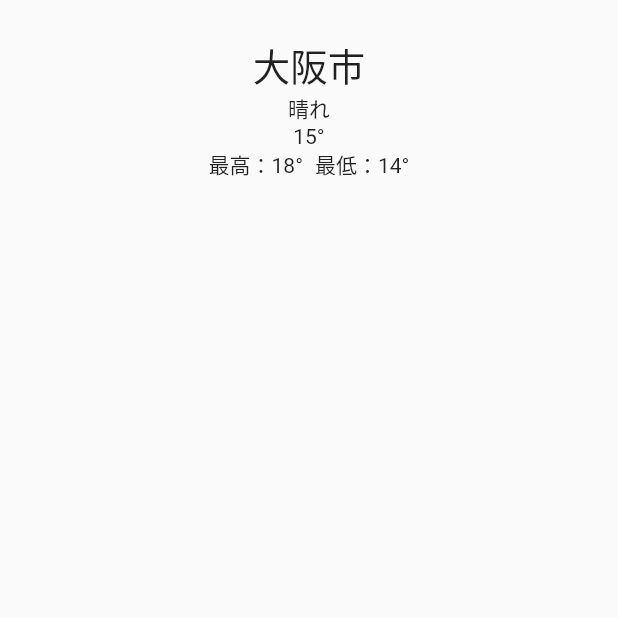
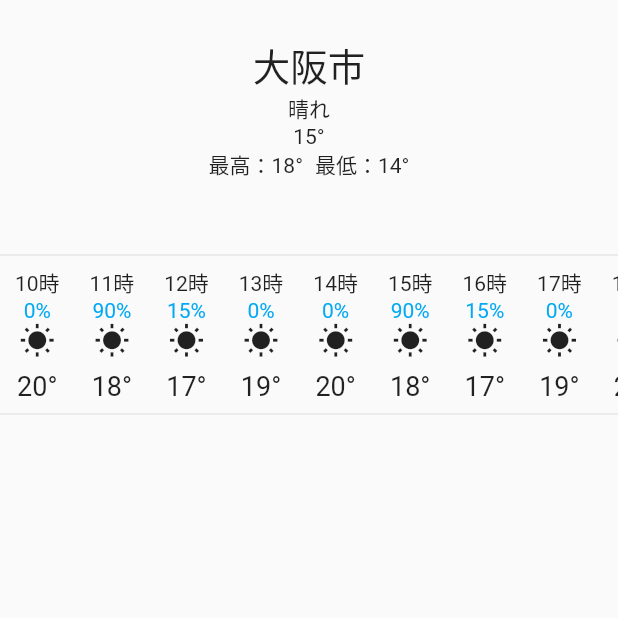
Before and after one commit to yu-s1127/flutter_weather_app, a Flutter app: the screen it shows after launch, on a phone screen of 412 x 824 dp, the top half of it. Run offline on Flutter 3.47's test engine with Material 2 defaults, Android fonts, the phone set to English and light mode, and no system bars.

Commit message:
１時間毎の天気情報を表示するUIのモックを作成

```diff
--- a/lib/main.dart
+++ b/lib/main.dart
@@ -21,7 +21,6 @@ class MyApp extends StatelessWidget {
   }
 }
 
-// TODO: 1時間ごとの天気を表示
 // TODO: 日毎の天気を表示
 // TODO: 郵便番号検索窓のUIを作成
 
--- a/lib/top_page.dart
+++ b/lib/top_page.dart
@@ -1,5 +1,6 @@
 import 'package:flutter/material.dart';
 import 'package:flutter_weather_app/weather.dart';
+import 'package:intl/intl.dart';
 
 class TopPage extends StatefulWidget {
   const TopPage({Key? key}) : super(key: key);
@@ -15,6 +16,152 @@ class _TopPageState extends State<TopPage> {
     temperatureMaximum: 18,
     temperatureMinimum: 14,
   );
+  List<Weather> houryWeather = [
+    Weather(
+      temperature: 20,
+      description: '晴れ',
+      time: DateTime(2021, 10, 1, 10),
+      rainyPercentage: 0,
+    ),
+    Weather(
+      temperature: 18,
+      description: '雨',
+      time: DateTime(2021, 10, 1, 11),
+      rainyPercentage: 90,
+    ),
+    Weather(
+      temperature: 17,
+      description: '曇り',
+      time: DateTime(2021, 10, 1, 12),
+      rainyPercentage: 15,
+    ),
+    Weather(
+      temperature: 19,
+      description: '晴れ',
+      time: DateTime(2021, 10, 1, 13),
+      rainyPercentage: 0,
+    ),
+    Weather(
+      temperature: 20,
+      description: '晴れ',
+      time: DateTime(2021, 10, 1, 14),
+      rainyPercentage: 0,
+    ),
+    Weather(
+      temperature: 18,
+      description: '雨',
+      time: DateTime(2021, 10, 1, 15),
+      rainyPercentage: 90,
+    ),
+    Weather(
+      temperature: 17,
+      description: '曇り',
+      time: DateTime(2021, 10, 1, 16),
+      rainyPercentage: 15,
+    ),
+    Weather(
+      temperature: 19,
+      description: '晴れ',
+      time: DateTime(2021, 10, 1, 17),
+      rainyPercentage: 0,
+    ),
+    Weather(
+      temperature: 20,
+      description: '晴れ',
+      time: DateTime(2021, 10, 1, 18),
+      rainyPercentage: 0,
+    ),
+    Weather(
+      temperature: 18,
+      description: '雨',
+      time: DateTime(2021, 10, 1, 19),
+      rainyPercentage: 90,
+    ),
+    Weather(
+      temperature: 17,
+      description: '曇り',
+      time: DateTime(2021, 10, 1, 20),
+      rainyPercentage: 15,
+    ),
+    Weather(
+      temperature: 19,
+      description: '晴れ',
+      time: DateTime(2021, 10, 1, 21),
+      rainyPercentage: 0,
+    ),
+    Weather(
+      temperature: 20,
+      description: '晴れ',
+      time: DateTime(2021, 10, 1, 22),
+      rainyPercentage: 0,
+    ),
+    Weather(
+      temperature: 18,
+      description: '雨',
+      time: DateTime(2021, 10, 1, 23),
+      rainyPercentage: 90,
+    ),
+    Weather(
+      temperature: 17,
+      description: '曇り',
+      time: DateTime(2021, 10, 1, 24),
+      rainyPercentage: 15,
+    ),
+    Weather(
+      temperature: 19,
+      description: '晴れ',
+      time: DateTime(2021, 10, 1, 1),
+      rainyPercentage: 0,
+    ),
+    Weather(
+      temperature: 20,
+      description: '晴れ',
+      time: DateTime(2021, 10, 1, 2),
+      rainyPercentage: 0,
+    ),
+    Weather(
+      temperature: 18,
+      description: '雨',
+      time: DateTime(2021, 10, 1, 3),
+      rainyPercentage: 90,
+    ),
+    Weather(
+      temperature: 17,
+      description: '曇り',
+      time: DateTime(2021, 10, 1, 4),
+      rainyPercentage: 15,
+    ),
+    Weather(
+      temperature: 19,
+      description: '晴れ',
+      time: DateTime(2021, 10, 1, 5),
+      rainyPercentage: 0,
+    ),
+    Weather(
+      temperature: 20,
+      description: '晴れ',
+      time: DateTime(2021, 10, 1, 6),
+      rainyPercentage: 0,
+    ),
+    Weather(
+      temperature: 18,
+      description: '雨',
+      time: DateTime(2021, 10, 1, 7),
+      rainyPercentage: 90,
+    ),
+    Weather(
+      temperature: 17,
+      description: '曇り',
+      time: DateTime(2021, 10, 1, 8),
+      rainyPercentage: 15,
+    ),
+    Weather(
+      temperature: 19,
+      description: '晴れ',
+      time: DateTime(2021, 10, 1, 9),
+      rainyPercentage: 0,
+    ),
+  ];
 
   @override
   Widget build(BuildContext context) {
@@ -48,7 +195,48 @@ class _TopPageState extends State<TopPage> {
                     ? '最低：${currentWeather.temperatureMinimum}°'
                     : ""),
               ],
-            )
+            ),
+            const Padding(
+              padding: EdgeInsets.only(top: 50),
+            ),
+            const Divider(
+              height: 0,
+            ),
+            SingleChildScrollView(
+              scrollDirection: Axis.horizontal,
+              child: Row(
+                children: houryWeather.map((weather) {
+                  return Padding(
+                    padding: const EdgeInsets.symmetric(
+                        horizontal: 10.0, vertical: 8.0),
+                    child: Column(
+                      children: [
+                        Text(
+                          '${DateFormat('H').format(weather.time!)}時',
+                        ),
+                        Text(
+                          '${weather.rainyPercentage}%',
+                          style: const TextStyle(color: Colors.lightBlue),
+                        ),
+                        const Icon(Icons.wb_sunny_sharp),
+                        Padding(
+                          padding: const EdgeInsets.only(top: 8.0),
+                          child: Text(
+                            '${weather.temperature}°',
+                            style: const TextStyle(
+                              fontSize: 18,
+                            ),
+                          ),
+                        ),
+                      ],
+                    ),
+                  );
+                }).toList(),
+              ),
+            ),
+            const Divider(
+              height: 0,
+            ),
           ],
         ),
       ),
--- a/pubspec.yaml
+++ b/pubspec.yaml
@@ -18,7 +18,7 @@ publish_to: 'none' # Remove this line if you wish to publish to pub.dev
 version: 1.0.0+1
 
 environment:
-  sdk: ">=2.16.2 <3.0.0"
+  sdk: '>=2.16.2 <3.0.0'
 
 # Dependencies specify other packages that your package needs in order to work.
 # To automatically upgrade your package dependencies to the latest versions
@@ -30,10 +30,10 @@ dependencies:
   flutter:
     sdk: flutter
 
-
   # The following adds the Cupertino Icons font to your application.
   # Use with the CupertinoIcons class for iOS style icons.
   cupertino_icons: ^1.0.2
+  intl: ^0.17.0
 
 dev_dependencies:
   flutter_test:
@@ -51,7 +51,6 @@ dev_dependencies:
 
 # The following section is specific to Flutter.
 flutter:
-
   # The following line ensures that the Material Icons font is
   # included with your application, so that you can use the icons in
   # the material Icons class.
```
Also changed, not shown: pubspec.lock.
